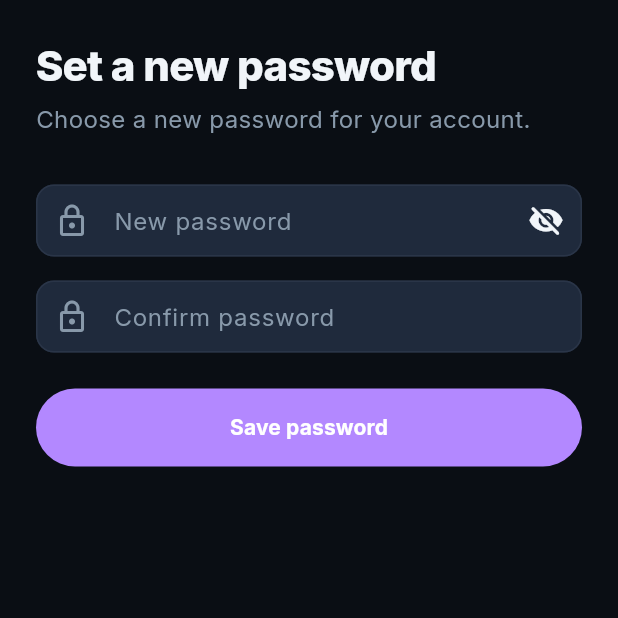
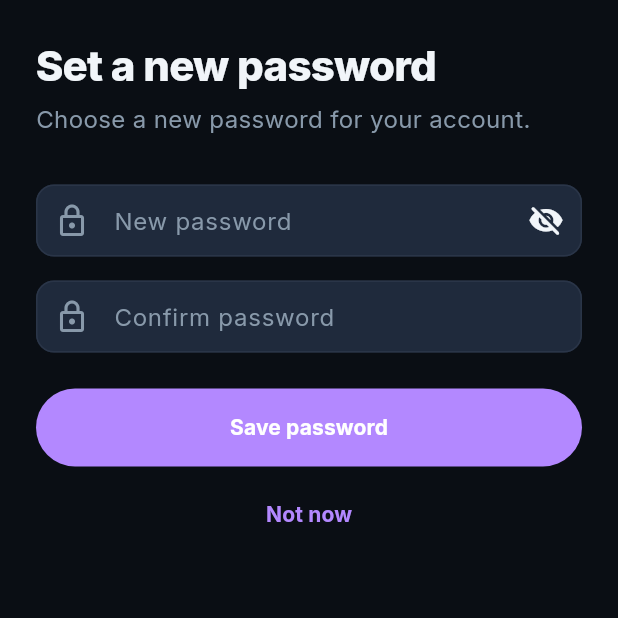
Before and after one commit to sarathfrancis90/icos, a Flutter app: the NewPasswordScreen screen opened by its route, on a phone screen of 412 x 824 dp, the top half of it. Run offline on Flutter 3.47's test engine with Material 3 defaults, Android fonts, the phone set to English and light mode, and no system bars; our stand-ins replace audioplayers, confetti, connectivity_plus, firebase_analytics, firebase_core, firebase_crashlytics and 20 more; accounts and stored records are empty; generated files the repository leaves out were written again; network calls fail; project files that could hold a hidden picture were left out.

Commit message:
Give the new-password screen a way out and warn about a replaced guest
While a password recovery was pending every route redirected to the
new-password screen with no way to leave, so a failing update (offline,
expired link) trapped the player. It now has a 'Not now' button that
leaves the password unchanged and goes home, a specific message with a
'Send a new link' action when the recovery session has expired, and a
warning when the link replaced a guest profile that has progress on this
device. The early-arrival latch is cleared when recovery ends, and the new
screens' strings moved into AppStrings.

Co-Authored-By: Claude Sonnet 5.5 <noreply@anthropic.com>

```diff
--- a/lib/core/constants/app_strings.dart
+++ b/lib/core/constants/app_strings.dart
@@ -32,6 +32,20 @@ abstract final class AppStrings {
   static const resetRateLimited =
       'Too many reset requests. Please try again in a little while.';
   static const close = 'Close';
+  static const cancel = 'Cancel';
+  static const emailLabel = 'Email';
+  static const emailRequired = 'Email is required';
+  static const emailInvalid = 'Enter a valid email address';
+  static const passwordHint = 'At least 6 characters';
+  static const showPassword = 'Show password';
+  static const hidePassword = 'Hide password';
+  static const notNow = 'Not now';
+  static const recoveryExpired =
+      'This reset link has expired. Request a new one to set a new password.';
+  static const requestNewLink = 'Send a new link';
+  static const recoveryGuestWarning =
+      "You're signing in to an existing account. Progress from the guest "
+      "profile on this device won't carry over.";
   static const newPasswordTitle = 'Set a new password';
   static const newPasswordSubtitle = 'Choose a new password for your account.';
   static const newPasswordLabel = 'New password';
@@ -41,6 +55,12 @@ abstract final class AppStrings {
   static const passwordRequired = 'Password is required';
   static const passwordTooShort = 'Password must be at least 6 characters';
   static const passwordsDoNotMatch = 'Passwords do not match';
+
+  // Account deletion (blocking screen)
+  static const deletionPendingTitle = 'Account scheduled for deletion';
+  static const deletionCancelFailed =
+      'Could not cancel the deletion. Please try again.';
+  static const signOut = 'Sign out';
 
   // Stats
   static const statsShowingSaved = 'Showing saved stats';
--- a/lib/features/auth/domain/auth_strategy.dart
+++ b/lib/features/auth/domain/auth_strategy.dart
@@ -191,6 +191,34 @@ abstract final class AuthStrategy {
     return PasswordResetFailure.other;
   }
 
+  /// Message carried by the failure when the recovery session behind the
+  /// "set a new password" screen is no longer valid.
+  static const String recoverySessionExpiredMessage = 'recovery_session_expired';
+
+  /// True when `updateUser` failed because the session from the recovery link
+  /// has expired or is gone (so only a new link can help).
+  static bool isRecoverySessionExpired({
+    String? code,
+    String? statusCode,
+    String? message,
+  }) {
+    final c = (code ?? '').toLowerCase();
+    if (c == 'session_not_found' ||
+        c == 'session_expired' ||
+        c == 'bad_jwt' ||
+        c == 'refresh_token_not_found' ||
+        c == 'refresh_token_already_used') {
+      return true;
+    }
+    final m = (message ?? '').toLowerCase();
+    return statusCode == '401' ||
+        m.contains('session missing') ||
+        m.contains('session not found') ||
+        m.contains('jwt expired') ||
+        m.contains('token has expired') ||
+        m.contains('invalid jwt');
+  }
+
   /// Maps raw provider/Supabase errors to friendly copy.
   static String friendlyMessage(String raw) {
     final e = raw.toLowerCase();
--- a/lib/features/auth/presentation/new_password_screen.dart
+++ b/lib/features/auth/presentation/new_password_screen.dart
@@ -8,8 +8,10 @@ import '../../../core/constants/app_strings.dart';
 import '../../../core/theme/app_theme.dart';
 import '../../../core/utils/app_error.dart';
 import '../../../core/utils/result.dart';
+import '../domain/auth_strategy.dart';
 import '../domain/password_rules.dart';
 import '../providers/auth_provider.dart';
+import 'widgets/forgot_password_dialog.dart';
 
 /// Shown after a password-recovery link signs the player in: choose a new
 /// password, then continue to Home.
@@ -27,6 +29,7 @@ class _NewPasswordScreenState extends ConsumerState<NewPasswordScreen> {
   bool _obscure = true;
   bool _saving = false;
   String? _error;
+  bool _expired = false;
 
   @override
   void dispose() {
@@ -57,13 +60,23 @@ class _NewPasswordScreenState extends ConsumerState<NewPasswordScreen> {
       case Failure(:final error):
         setState(() {
           _saving = false;
-          _error = error.userMessage;
+          _expired = error is AuthError &&
+              error.message == AuthStrategy.recoverySessionExpiredMessage;
+          _error = _expired ? AppStrings.recoveryExpired : error.userMessage;
         });
     }
   }
 
+  /// Leave without changing the password: the player stays signed in to the
+  /// recovered account and goes home.
+  void _notNow() {
+    ref.read(passwordRecoveryPendingProvider.notifier).clear();
+    context.go('/');
+  }
+
   @override
   Widget build(BuildContext context) {
+    final replacesGuest = ref.watch(recoveryReplacesGuestProvider);
     final theme = AppTheme.darkTheme;
     return Theme(
       data: theme,
@@ -91,6 +104,18 @@ class _NewPasswordScreenState extends ConsumerState<NewPasswordScreen> {
                       color: AppColors.textSecondaryDark,
                     ),
                   ),
+                  if (replacesGuest) ...[
+                    const SizedBox(height: AppSizes.md),
+                    Semantics(
+                      liveRegion: true,
+                      child: Text(
+                        AppStrings.recoveryGuestWarning,
+                        style: theme.textTheme.bodyMedium?.copyWith(
+                          color: AppColors.warning,
+                        ),
+                      ),
+                    ),
+                  ],
                   const SizedBox(height: AppSizes.xl),
                   TextFormField(
                     controller: _password,
@@ -99,7 +124,7 @@ class _NewPasswordScreenState extends ConsumerState<NewPasswordScreen> {
                     textInputAction: TextInputAction.next,
                     decoration: InputDecoration(
                       labelText: AppStrings.newPasswordLabel,
-                      hintText: 'At least 6 characters',
+                      hintText: AppStrings.passwordHint,
                       prefixIcon: const Icon(Icons.lock_outlined),
                       suffixIcon: IconButton(
                         icon: Icon(
@@ -107,7 +132,9 @@ class _NewPasswordScreenState extends ConsumerState<NewPasswordScreen> {
                               ? Icons.visibility_off_rounded
                               : Icons.visibility_rounded,
                         ),
-                        tooltip: _obscure ? 'Show password' : 'Hide password',
+                        tooltip: _obscure
+                            ? AppStrings.showPassword
+                            : AppStrings.hidePassword,
                         onPressed: () => setState(() => _obscure = !_obscure),
                       ),
                     ),
@@ -138,6 +165,22 @@ class _NewPasswordScreenState extends ConsumerState<NewPasswordScreen> {
                       ),
                     ),
                   ],
+                  if (_expired)
+                    Align(
+                      alignment: AlignmentDirectional.centerStart,
+                      child: TextButton(
+                        style: TextButton.styleFrom(
+                          minimumSize: const Size(44, 44),
+                        ),
+                        onPressed: () => showForgotPasswordDialog(
+                          context,
+                          initialEmail:
+                              ref.read(authNotifierProvider).valueOrNull?.email ??
+                                  '',
+                        ),
+                        child: const Text(AppStrings.requestNewLink),
+                      ),
+                    ),
                   const SizedBox(height: AppSizes.lg),
                   FilledButton(
                     style: FilledButton.styleFrom(
@@ -152,6 +195,18 @@ class _NewPasswordScreenState extends ConsumerState<NewPasswordScreen> {
                           )
                         : const Text(AppStrings.savePassword),
                   ),
+                  const SizedBox(height: AppSizes.sm),
+                  Semantics(
+                    button: true,
+                    label: AppStrings.notNow,
+                    child: TextButton(
+                      style: TextButton.styleFrom(
+                        minimumSize: const Size.fromHeight(48),
+                      ),
+                      onPressed: _saving ? null : _notNow,
+                      child: const Text(AppStrings.notNow),
+                    ),
+                  ),
                 ],
               ),
             ),
```
Also changed, not shown: lib/core/services/storage_service.dart (+12 -0 lines), lib/features/auth/presentation/widgets/forgot_password_dialog.dart (+4 -4 lines), lib/features/auth/providers/auth_provider.dart (+47 -2 lines), 1 other file.
